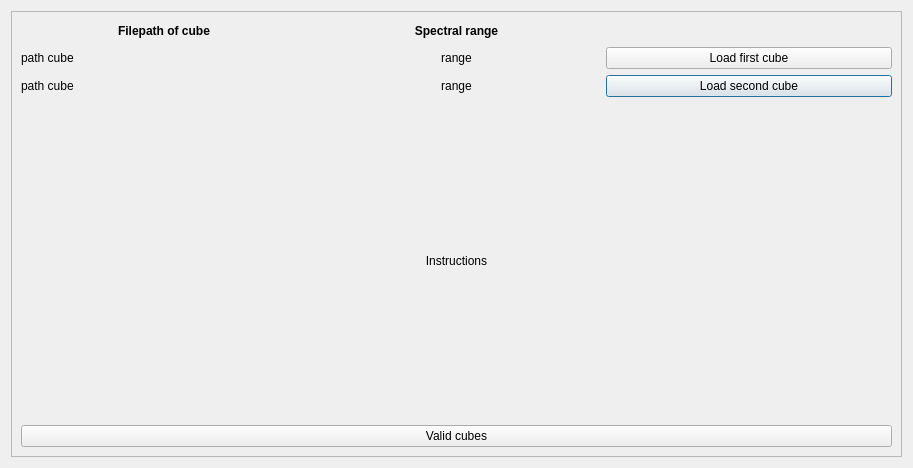
This is identification/load_cube_dialog.ui in colorimgugr/HyperDocApp as Qt 5 draws it before an edit. The edited form follows.
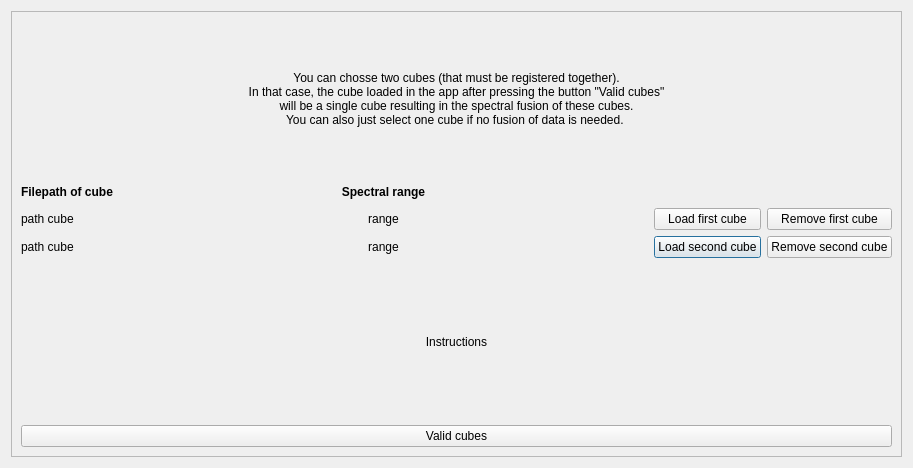
This is the edited form.

Commit message: [UNMIXING] - Added info in LoadDialogWindow and possibility to remove one cube.

```diff
--- a/identification/load_cube_dialog.ui
+++ b/identification/load_cube_dialog.ui
@@ -22,7 +22,20 @@
      <property name="frameShadow">
       <enum>QFrame::Raised</enum>
      </property>
-     <layout class="QGridLayout" name="gridLayout">
+     <layout class="QGridLayout" name="gridLayout" columnstretch="1,6,1,1">
+      <item row="3" column="0">
+       <widget class="QLabel" name="label_filepath_cube_2">
+        <property name="maximumSize">
+         <size>
+          <width>16777215</width>
+          <height>20</height>
+         </size>
+        </property>
+        <property name="text">
+         <string>path cube</string>
+        </property>
+       </widget>
+      </item>
       <item row="3" column="2">
        <widget class="QPushButton" name="pushButton_load_cube_2">
         <property name="text">
@@ -30,32 +43,6 @@
         </property>
        </widget>
       </item>
-      <item row="1" column="1">
-       <widget class="QLabel" name="label_spectral_range">
-        <property name="maximumSize">
-         <size>
-          <width>16777215</width>
-          <height>20</height>
-         </size>
-        </property>
-        <property name="text">
-         <string>&lt;html&gt;&lt;head/&gt;&lt;body&gt;&lt;p align=&quot;center&quot;&gt;&lt;span style=&quot; font-weight:600;&quot;&gt;Spectral range&lt;/span&gt;&lt;/p&gt;&lt;/body&gt;&lt;/html&gt;</string>
-        </property>
-       </widget>
-      </item>
-      <item row="2" column="0">
-       <widget class="QLabel" name="label_filepath_cube_1">
-        <property name="maximumSize">
-         <size>
-          <width>16777215</width>
-          <height>20</height>
-         </size>
-        </property>
-        <property name="text">
-         <string>path cube</string>
-        </property>
-       </widget>
-      </item>
       <item row="1" column="0">
        <widget class="QLabel" name="label_filepaths">
         <property name="maximumSize">
@@ -69,22 +56,6 @@
         </property>
        </widget>
       </item>
-      <item row="3" column="1">
-       <widget class="QLabel" name="label_spec_range_cube_2">
-        <property name="maximumSize">
-         <size>
-          <width>16777215</width>
-          <height>20</height>
-         </size>
-        </property>
-        <property name="text">
-         <string>range</string>
-        </property>
-        <property name="alignment">
-         <set>Qt::AlignCenter</set>
-        </property>
-       </widget>
-      </item>
       <item row="2" column="1">
        <widget class="QLabel" name="label_spec_range_cube_1">
         <property name="maximumSize">
@@ -101,6 +72,35 @@
         </property>
        </widget>
       </item>
+      <item row="3" column="1">
+       <widget class="QLabel" name="label_spec_range_cube_2">
+        <property name="maximumSize">
+         <size>
+          <width>16777215</width>
+          <height>20</height>
+         </size>
+        </property>
+        <property name="text">
+         <string>range</string>
+        </property>
+        <property name="alignment">
+         <set>Qt::AlignCenter</set>
+        </property>
+       </widget>
+      </item>
+      <item row="2" column="0">
+       <widget class="QLabel" name="label_filepath_cube_1">
+        <property name="maximumSize">
+         <size>
+          <width>16777215</width>
+          <height>20</height>
+         </size>
+        </property>
+        <property name="text">
+         <string>path cube</string>
+        </property>
+       </widget>
+      </item>
       <item row="2" column="2">
        <widget class="QPushButton" name="pushButton_load_cube_1">
         <property name="text">
@@ -108,8 +108,8 @@
         </property>
        </widget>
       </item>
-      <item row="3" column="0">
-       <widget class="QLabel" name="label_filepath_cube_2">
+      <item row="1" column="1">
+       <widget class="QLabel" name="label_spectral_range">
         <property name="maximumSize">
          <size>
           <width>16777215</width>
@@ -117,27 +117,57 @@
          </size>
         </property>
         <property name="text">
-         <string>path cube</string>
+         <string>&lt;html&gt;&lt;head/&gt;&lt;body&gt;&lt;p align=&quot;center&quot;&gt;&lt;span style=&quot; font-weight:600;&quot;&gt;Spectral range&lt;/span&gt;&lt;/p&gt;&lt;/body&gt;&lt;/html&gt;</string>
         </property>
        </widget>
       </item>
-      <item row="5" column="0" colspan="3">
-       <widget class="QLabel" name="label_instructions">
+      <item row="2" column="3">
+       <widget class="QPushButton" name="pushButton_remove_cube_1">
         <property name="text">
-         <string>Instructions</string>
+         <string>Remove first cube</string>
         </property>
-        <property name="alignment">
-         <set>Qt::AlignCenter</set>
+       </widget>
+      </item>
+      <item row="3" column="3">
+       <widget class="QPushButton" name="pushButton_remove_cube_2">
+        <property name="text">
+         <string>Remove second cube</string>
         </property>
        </widget>
       </item>
-      <item row="6" column="0" colspan="3">
+      <item row="6" column="0" colspan="4">
        <widget class="QPushButton" name="pushButton_valid">
         <property name="text">
          <string>Valid cubes</string>
         </property>
        </widget>
       </item>
+      <item row="5" column="0" colspan="4">
+       <widget class="QLabel" name="label_instructions">
+        <property name="text">
+         <string>Instructions</string>
+        </property>
+        <property name="alignment">
+         <set>Qt::AlignCenter</set>
+        </property>
+       </widget>
+      </item>
+      <item row="0" column="0" colspan="4">
+       <widget class="QLabel" name="label_info">
+        <property name="text">
+         <string>You can chosse two cubes (that must be registered together).
+In that case, the cube loaded in the app after pressing the button &quot;Valid cubes&quot;
+will be a single cube resulting in the spectral fusion of these cubes.
+You can also just select one cube if no fusion of data is needed. </string>
+        </property>
+        <property name="textFormat">
+         <enum>Qt::PlainText</enum>
+        </property>
+        <property name="alignment">
+         <set>Qt::AlignCenter</set>
+        </property>
+       </widget>
+      </item>
      </layout>
     </widget>
    </item>
```
The commit also changes 4 other files.
